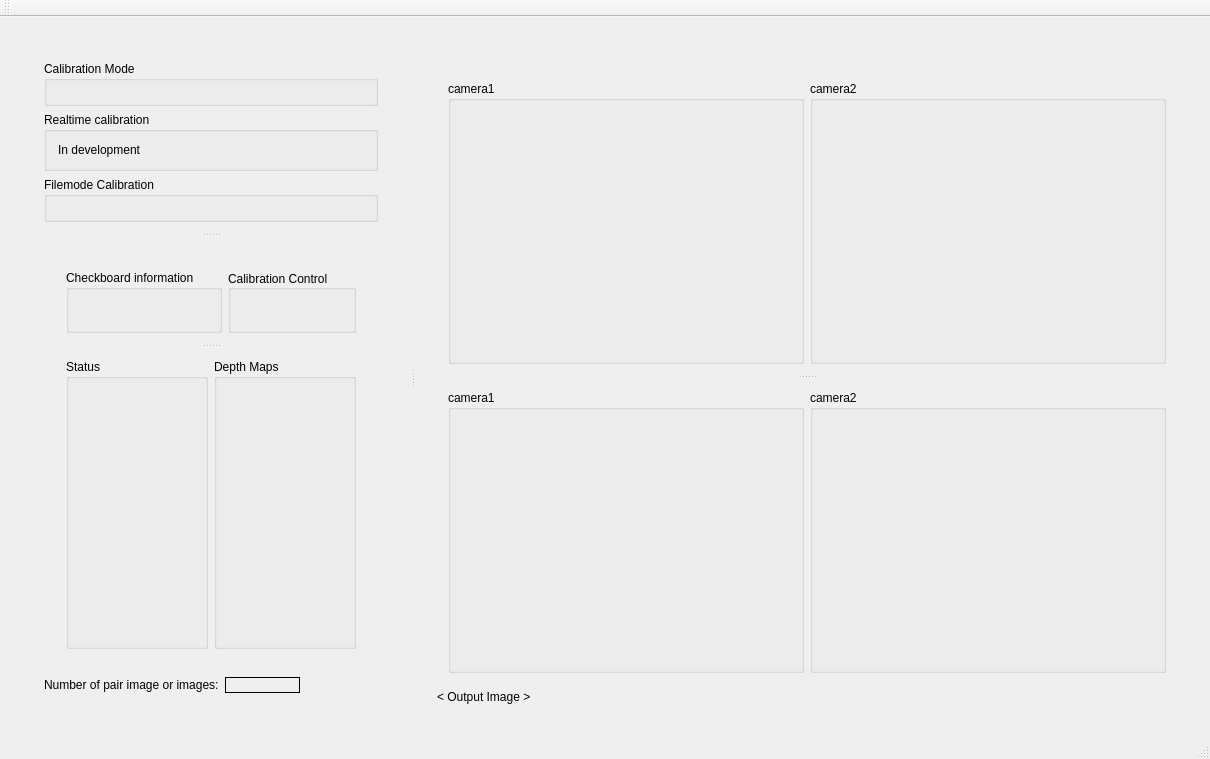
This is mainApp/mainwindow.ui in oAlexandro/cvStereoPair as Qt 5 draws it before an edit. The edited form follows.
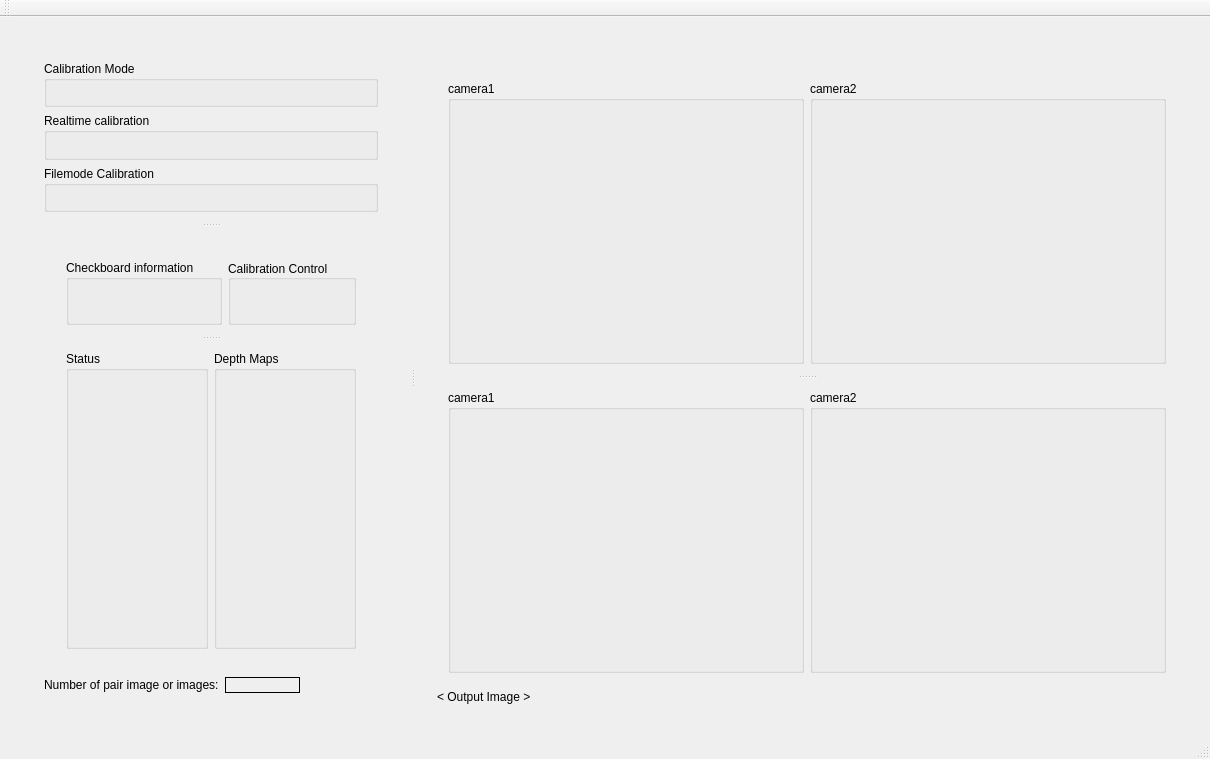
This is the edited form.

Commit message: Добавлен realtime и сохранение картинок

The edit to the form file:
```diff
--- a/mainApp/mainwindow.ui
+++ b/mainApp/mainwindow.ui
@@ -54,11 +54,7 @@
                  </property>
                  <layout class="QVBoxLayout" name="verticalLayout_10">
                   <item>
-                   <widget class="QLabel" name="label">
-                    <property name="text">
-                     <string>In development</string>
-                    </property>
-                   </widget>
+                   <layout class="QHBoxLayout" name="layout_realtimeCalib"/>
                   </item>
                  </layout>
                 </widget>
```
The commit also changes 14 other files.
